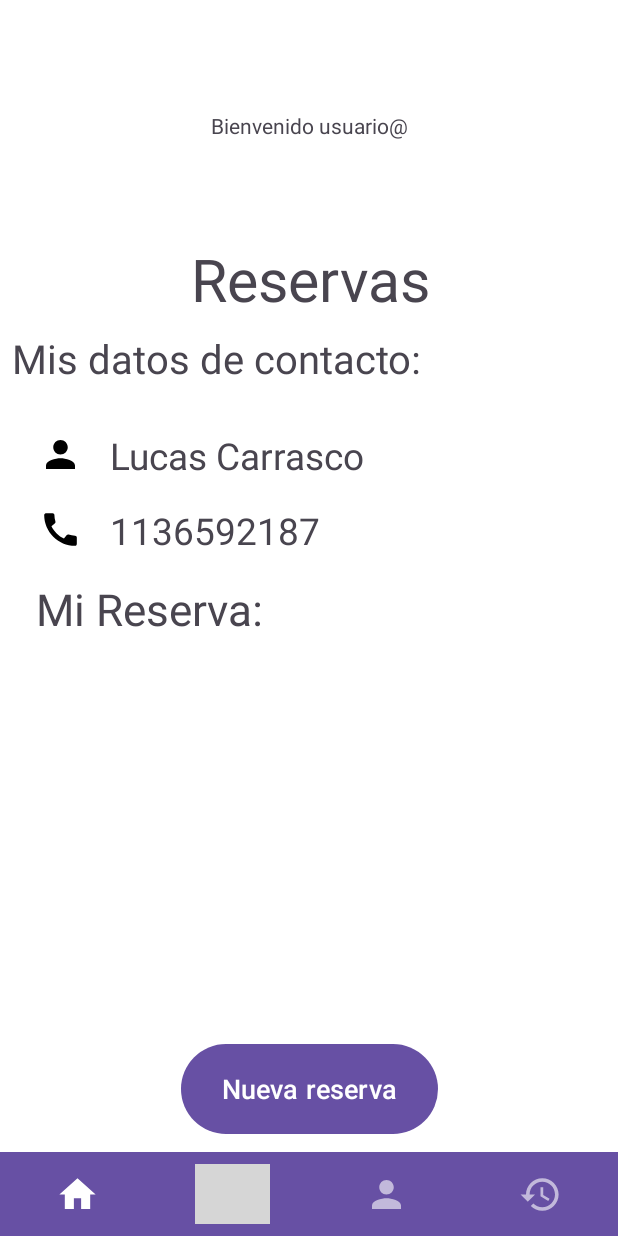
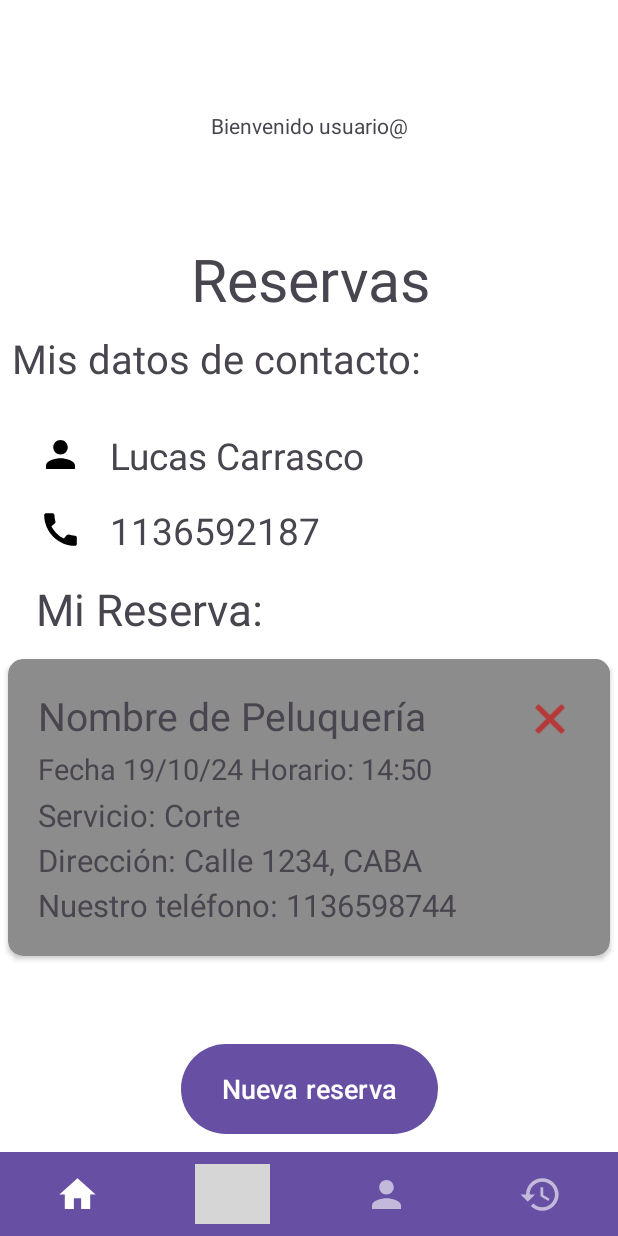
Before and after one commit to GastonBarea/final-am-acn4bv-Barea, an Android app: the screen it shows after launch (MainActivityHome), on a phone screen of 412 x 824 dp. Run offline under Robolectric (Android 15) with nearby library versions, the phone set to English and light mode, and no system bars; grey boxes are pictures that could not be loaded.

Commit message:
feat: Creando la CardView

```diff
--- a/app/src/main/java/com/example/peluquera/MainActivityHome.java
+++ b/app/src/main/java/com/example/peluquera/MainActivityHome.java
@@ -46,7 +46,7 @@ public class MainActivityHome extends AppCompatActivity {
 
         //Creo el objeto de texto
         TextView myText = new TextView(this);
-        myText.setText("Hola");
+        myText.setText("gaston");
 
 
 
--- a/app/src/main/res/layout/activity_main_home.xml
+++ b/app/src/main/res/layout/activity_main_home.xml
@@ -121,6 +121,7 @@
         android:hint="En este scrollView vemos las reservas"
         app:layout_constraintBottom_toTopOf="@+id/boton_NuevaReserva"
         app:layout_constraintEnd_toEndOf="parent"
+        app:layout_constraintHorizontal_bias="0.0"
         app:layout_constraintStart_toStartOf="parent">
 
         <LinearLayout
@@ -130,7 +131,79 @@
 
             <androidx.cardview.widget.CardView
                 android:layout_width="match_parent"
-                android:layout_height="match_parent" />
+                android:layout_height="match_parent"
+                android:layout_margin="5dp"
+                app:cardBackgroundColor="@color/grey"
+                app:cardCornerRadius="10dp">
+
+                <ImageButton
+                    android:id="@+id/cancelar_cita"
+                    android:layout_width="80dp"
+                    android:layout_height="80dp"
+                    android:layout_gravity="right"
+                    android:layout_marginBottom="8dp"
+                    android:background="@color/grey"
+                    android:contentDescription="Este boton es para cancelar la cita"
+                    android:hint="Botón cancelar cita"
+                    app:srcCompat="@android:drawable/ic_menu_close_clear_cancel"
+                    app:tint="@color/red" />
+
+                <TextView
+                    android:id="@+id/cardView_nombre_peluqueria"
+                    android:layout_width="292dp"
+                    android:layout_height="35dp"
+                    android:layout_marginTop="20dp"
+                    android:layout_marginLeft="20dp"
+                    android:autoSizeTextType="uniform"
+                    android:gravity="left"
+                    android:text="@string/nombre_comercio"
+                    app:layout_constraintEnd_toEndOf="parent" />
+
+                <TextView
+                    android:id="@+id/cardView_fecha_horario_cita"
+                    android:layout_width="268dp"
+                    android:layout_height="28dp"
+                    android:layout_marginTop="60dp"
+                    android:layout_marginLeft="20dp"
+                    android:autoSizeTextType="uniform"
+                    android:gravity="left"
+                    android:text="@string/fecha_hora_cita"
+                    app:layout_constraintEnd_toEndOf="parent" />
+
+                <TextView
+                    android:id="@+id/cardView_servicio_tipo"
+                    android:layout_width="193dp"
+                    android:layout_height="28dp"
+                    android:layout_marginTop="90dp"
+                    android:layout_marginLeft="20dp"
+                    android:autoSizeTextType="uniform"
+                    android:gravity="left"
+                    android:text="@string/servicio_comercio"
+                    app:layout_constraintEnd_toEndOf="parent" />
+
+                <TextView
+                    android:id="@+id/cardView_direccion_peluqueria"
+                    android:layout_width="291dp"
+                    android:layout_height="28dp"
+                    android:layout_marginTop="120dp"
+                    android:layout_marginLeft="20dp"
+                    android:autoSizeTextType="uniform"
+                    android:gravity="left"
+                    android:text="@string/direccion_comercio"
+                    app:layout_constraintEnd_toEndOf="parent" />
+
+                <TextView
+                    android:id="@+id/cardView_telefono_peluqueria"
+                    android:layout_width="368dp"
+                    android:layout_height="28dp"
+                    android:layout_marginTop="150dp"
+                    android:layout_marginBottom="20dp"
+                    android:layout_marginLeft="20dp"
+                    android:autoSizeTextType="uniform"
+                    android:gravity="left"
+                    android:text="@string/telefono_comercio"
+                    app:layout_constraintEnd_toEndOf="parent" />
+            </androidx.cardview.widget.CardView>
         </LinearLayout>
     </ScrollView>
 
--- a/app/src/main/res/values/colors.xml
+++ b/app/src/main/res/values/colors.xml
@@ -2,4 +2,6 @@
 <resources>
     <color name="black">#FF000000</color>
     <color name="white">#FFFFFFFF</color>
+    <color name="red">#D30000</color>
+    <color name="grey">#8c8c8c</color>
 </resources>
--- a/app/src/main/res/values/strings.xml
+++ b/app/src/main/res/values/strings.xml
@@ -14,5 +14,13 @@
     <string name="book">Book</string>
     <string name="history">History</string>
 
+    <string name="nombre_comercio">Nombre de Peluquería</string>
+    <string name="fecha_hora_cita">Fecha 19/10/24 Horario: 14:50</string>
+    <string name="servicio_comercio">Servicio: Corte</string>
+    <string name="direccion_comercio">Dirección: Calle 1234, CABA</string>
+    <string name="telefono_comercio">Nuestro teléfono: 1136598744</string>
+
+
+
 
 </resources>
```
